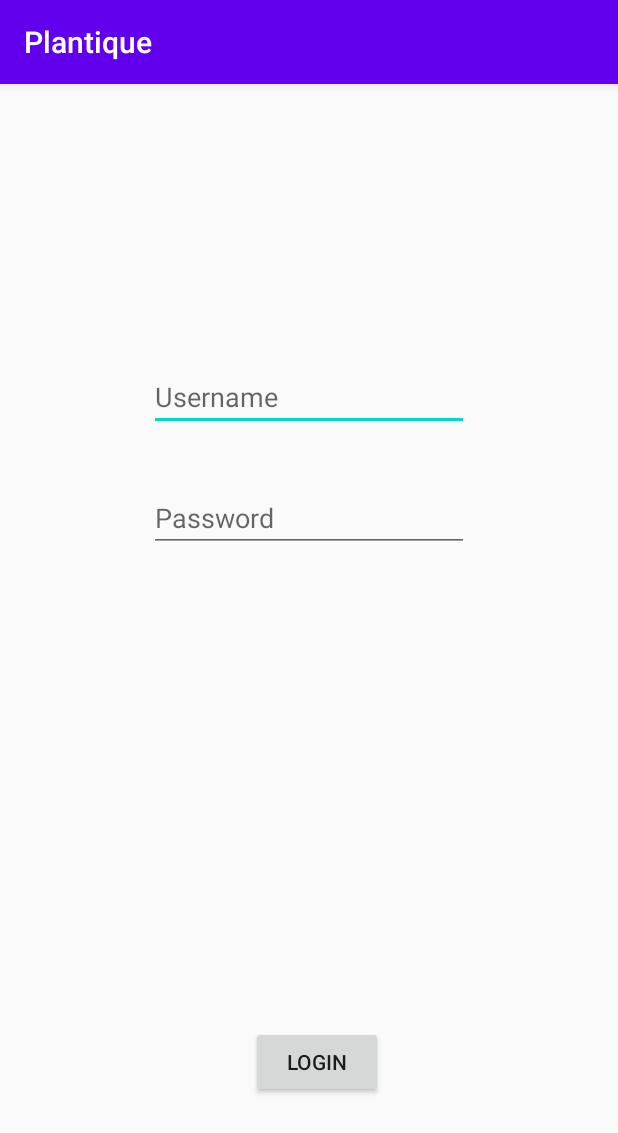
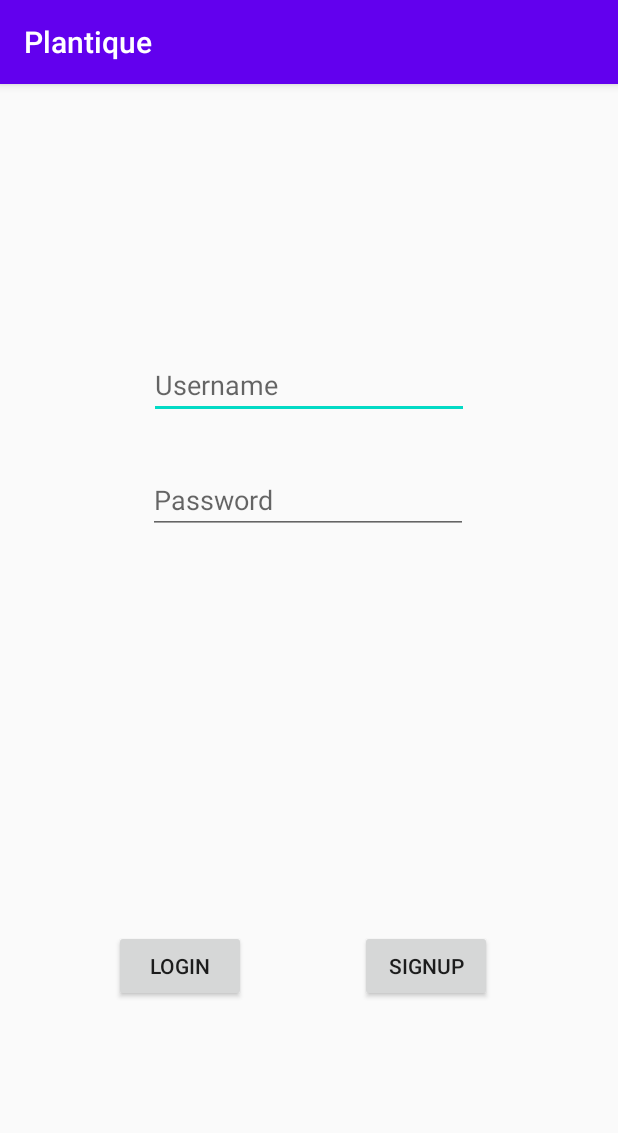
Before and after one commit to hemasenthilkumar/Plantique, an Android app: the screen it shows after launch (MainActivity), on a phone screen of 412 x 824 dp. Shown: the top 1133 px of the screen. Run offline under Robolectric (Android 15) with nearby library versions, the phone set to English and light mode, and no system bars; libraries missing offline, so code that uses them is left out: com.loopj.android, cz.msebera.android.

Commit message:
2nd commit-Signup

```diff
--- a/app/build.gradle
+++ b/app/build.gradle
@@ -27,6 +27,11 @@ dependencies {
 
     implementation 'androidx.appcompat:appcompat:1.1.0'
     implementation 'androidx.constraintlayout:constraintlayout:1.1.3'
+    implementation 'androidx.legacy:legacy-support-v4:1.0.0'
+    implementation 'com.google.android.material:material:1.0.0'
+    implementation 'androidx.navigation:navigation-fragment:2.0.0'
+    implementation 'androidx.navigation:navigation-ui:2.0.0'
+    implementation 'androidx.lifecycle:lifecycle-extensions:2.0.0'
     testImplementation 'junit:junit:4.12'
     androidTestImplementation 'androidx.test.ext:junit:1.1.1'
     androidTestImplementation 'androidx.test.espresso:espresso-core:3.2.0'
--- a/app/src/main/java/com/example/plantique/MainActivity.java
+++ b/app/src/main/java/com/example/plantique/MainActivity.java
@@ -2,6 +2,7 @@ package com.example.plantique;
 
 import androidx.appcompat.app.AppCompatActivity;
 
+import android.content.Intent;
 import android.os.Bundle;
 import android.util.Log;
 import android.view.View;
@@ -14,30 +15,36 @@ import cz.msebera.android.httpclient.Header;
 public class MainActivity extends AppCompatActivity {
 
     private TextView message;
-    private EditText us,pwd;
-    String s="",res="";
+    private EditText us, pwd;
+    String s = "", res = "";
+    Intent i;
 
     @Override
     protected void onCreate(Bundle savedInstanceState) {
         super.onCreate(savedInstanceState);
         setContentView(R.layout.activity_main);
-        message=findViewById(R.id.Text);
+        message = findViewById(R.id.Text);
     }
 
-    public void login(View view)
+    public void sign(View view)
     {
-        us=findViewById(R.id.editText);
-        pwd=findViewById(R.id.editText2);
-        s="http://192.168.1.2:5000/login?us="+us.getText().toString()+"&ps="+pwd.getText().toString();
+        redirect();
+    }
+
+    public void login(View view) {
+        us = findViewById(R.id.editText);
+        pwd = findViewById(R.id.editText2);
+        s = "http://192.168.1.5:5000/login?us=" + us.getText().toString() + "&ps=" + pwd.getText().toString();
         AsyncHttpClient client = new AsyncHttpClient();
         client.get(s, new AsyncHttpResponseHandler() {
 
 
             @Override
-            public void onSuccess(int statusCode, Header[] headers, byte[] responseBody)
-            {
+            public void onSuccess(int statusCode, Header[] headers, byte[] responseBody) {
 
                 message.setText("Login Success!");
+
+
             }
 
             @Override
@@ -46,9 +53,16 @@ public class MainActivity extends AppCompatActivity {
                 message.setText("Login Failure!");
             }
 
+
         });
 
     }
 
+    public void redirect()
+    {
+        i=new Intent(this,SignupA.class);
+        startActivity(i);
+    }
+
 
 }
--- a/app/src/main/res/layout/activity_main.xml
+++ b/app/src/main/res/layout/activity_main.xml
@@ -34,26 +34,37 @@
         android:id="@+id/editText2"
         android:layout_width="wrap_content"
         android:layout_height="wrap_content"
-        android:layout_marginBottom="316dp"
-        android:inputType="textPassword"
+        android:layout_marginBottom="264dp"
         android:ems="10"
         android:hint="Password"
-        app:layout_constraintBottom_toTopOf="@+id/button"
+        android:inputType="textPassword"
+        app:layout_constraintBottom_toTopOf="@+id/button3"
         app:layout_constraintEnd_toEndOf="parent"
+        app:layout_constraintHorizontal_bias="0.497"
         app:layout_constraintStart_toStartOf="parent" />
 
     <Button
         android:id="@+id/button"
         android:layout_width="wrap_content"
         android:layout_height="wrap_content"
-        android:layout_marginBottom="92dp"
+        android:layout_marginBottom="156dp"
         android:onClick="login"
         android:text="Login"
         app:layout_constraintBottom_toBottomOf="parent"
-        app:layout_constraintEnd_toEndOf="parent"
-        app:layout_constraintHorizontal_bias="0.517"
+        app:layout_constraintEnd_toStartOf="@+id/button3"
         app:layout_constraintStart_toStartOf="parent" />
 
+    <Button
+        android:id="@+id/button3"
+        android:layout_width="wrap_content"
+        android:layout_height="wrap_content"
+        android:layout_marginEnd="84dp"
+        android:layout_marginRight="84dp"
+        android:layout_marginBottom="156dp"
+        android:text="Signup"
+        android:onClick="sign"
+        app:layout_constraintBottom_toBottomOf="parent"
+        app:layout_constraintEnd_toEndOf="parent" />
 
 
 </androidx.constraintlayout.widget.ConstraintLayout>
```
Also changed, not shown: app/src/main/AndroidManifest.xml (+7 -1 lines), app/src/main/res/drawable-v21/ic_menu_camera.xml (added, +12 -0 lines), app/src/main/res/drawable-v21/ic_menu_gallery.xml (added, +9 -0 lines), app/src/main/res/drawable-v21/ic_menu_slideshow.xml (added, +9 -0 lines), app/src/main/res/drawable/side_nav_bar.xml (added, +9 -0 lines), app/src/main/res/menu/activity_navigator_drawer.xml (added, +20 -0 lines), app/src/main/res/menu/navigator.xml (added, +9 -0 lines), app/src/main/res/values/dimens.xml (added, +8 -0 lines), app/src/main/res/values/drawables.xml (added, +8 -0 lines), app/src/main/res/values/strings.xml (+22 -0 lines), app/src/main/res/values/styles.xml (+9 -0 lines).
